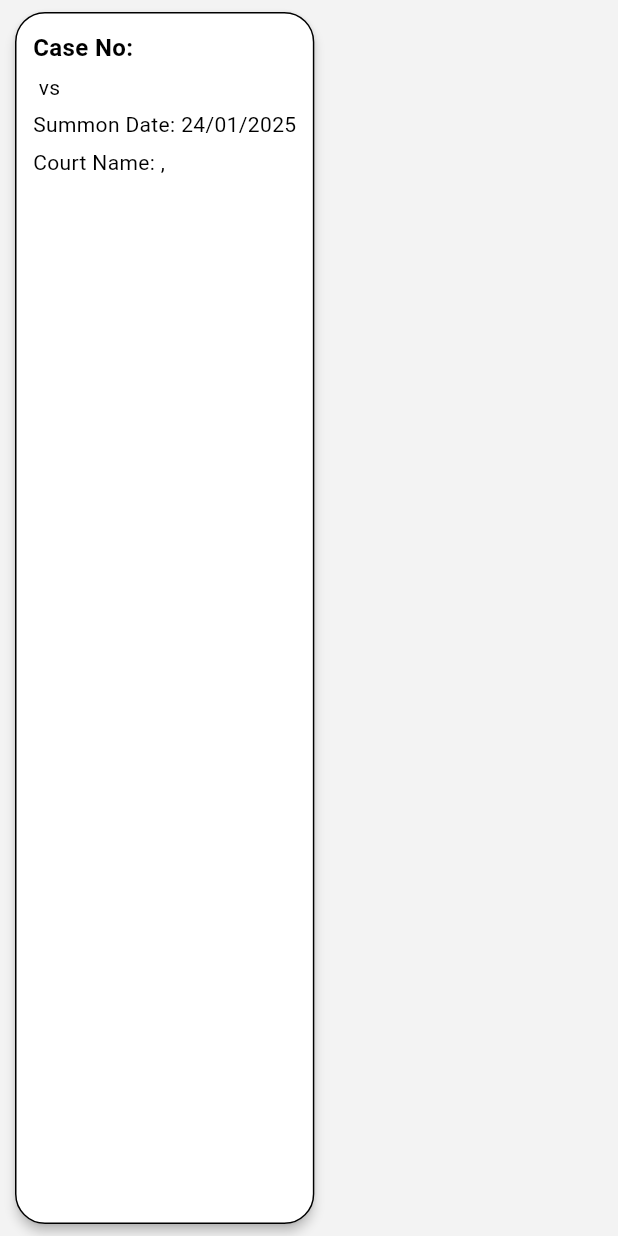
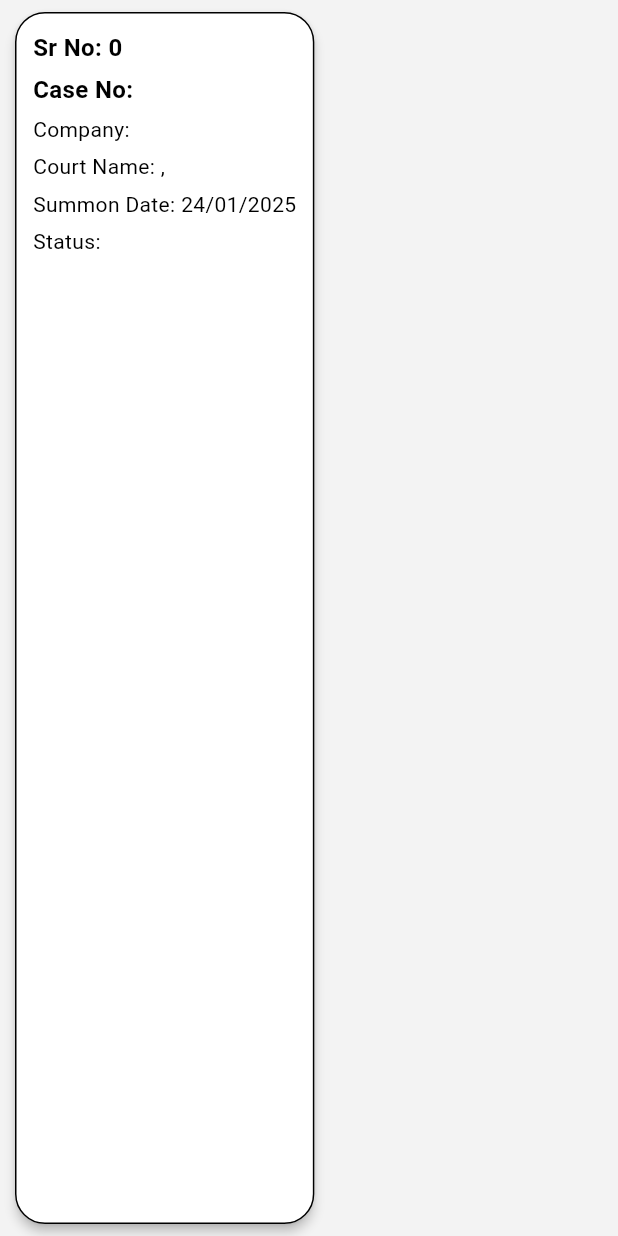
Before and after one commit to jenilbhikadiya/case_sync_intern, a Flutter app: the CaseCard widget shown alone on an empty page, opened directly with empty values, on a phone screen of 412 x 824 dp. Run offline on Flutter 3.47's test engine with Material 3 defaults, Android fonts, the phone set to English and light mode, and no system bars; our stand-ins replace file_picker, flutter_svg, get, shared_preferences; accounts and stored records are empty.

Commit message:
added case card in case history file

```diff
--- a/lib/components/case_card.dart
+++ b/lib/components/case_card.dart
@@ -1,16 +1,17 @@
 import 'package:flutter/material.dart';
 
 import '../models/case_list.dart';
-// import '../screens/cases/caseinfo.dart';
 
 class CaseCard extends StatelessWidget {
   final CaseListData caseItem;
+  final int srNo; // Added Sr No parameter
   final bool isHighlighted;
   final bool isTask;
 
   const CaseCard({
     super.key,
     required this.caseItem,
+    required this.srNo, // Required Sr No parameter
     this.isHighlighted = false,
     this.isTask = false,
   });
@@ -19,31 +20,30 @@ class CaseCard extends StatelessWidget {
   Widget build(BuildContext context) {
     return GestureDetector(
       onTap: () {
-        // Navigator.push(
-        //   context,
-        //   MaterialPageRoute(
-        //     builder: (context) => isTask
-        //         ? TasksPage(
-        //             caseId: caseItem.id,
-        //             caseNumber: '',
-        //           )
-        //         : CaseInfoPage(caseId: caseItem.id),
-        //   ),
-        // );
+        // Navigation logic can be added here if required.
       },
       child: Card(
         margin: const EdgeInsets.symmetric(vertical: 8.0, horizontal: 10.0),
         color: isHighlighted ? Colors.black : Colors.white,
         elevation: 3,
         shape: RoundedRectangleBorder(
-            borderRadius: BorderRadius.circular(20),
-            side: const BorderSide(
-                color: Colors.black, style: BorderStyle.solid)),
+          borderRadius: BorderRadius.circular(20),
+          side: const BorderSide(color: Colors.black, style: BorderStyle.solid),
+        ),
         child: Padding(
           padding: const EdgeInsets.all(12.0),
           child: Column(
             crossAxisAlignment: CrossAxisAlignment.start,
             children: [
+              Text(
+                'Sr No: $srNo',
+                style: TextStyle(
+                  fontWeight: FontWeight.bold,
+                  fontSize: 16,
+                  color: isHighlighted ? Colors.white : Colors.black,
+                ),
+              ),
+              const SizedBox(height: 5),
               Text(
                 'Case No: ${caseItem.caseNo}',
                 style: TextStyle(
@@ -54,7 +54,15 @@ class CaseCard extends StatelessWidget {
               ),
               const SizedBox(height: 5),
               Text(
-                '${caseItem.applicant} vs ${caseItem.opponent}',
+                'Company: ${caseItem.companyName}',
+                style: TextStyle(
+                  fontSize: 14,
+                  color: isHighlighted ? Colors.white : Colors.black,
+                ),
+              ),
+              const SizedBox(height: 5),
+              Text(
+                'Court Name: ${caseItem.courtName}, ${caseItem.cityName}',
                 style: TextStyle(
                   fontSize: 14,
                   color: isHighlighted ? Colors.white : Colors.black,
@@ -72,7 +80,7 @@ class CaseCard extends StatelessWidget {
               ),
               const SizedBox(height: 5),
               Text(
-                'Court Name: ${caseItem.courtName}, ${caseItem.cityName}',
+                'Status: ${caseItem.status}',
                 style: TextStyle(
                   fontSize: 14,
                   color: isHighlighted ? Colors.white : Colors.black,
--- a/lib/models/case_list.dart
+++ b/lib/models/case_list.dart
@@ -7,6 +7,10 @@ class CaseListData {
   final String courtName;
   final DateTime srDate;
   final String cityName;
+  final String companyName;
+  final String caseTypeName;
+  final String status;
+  final String summonDate;
 
   CaseListData({
     required this.id,
@@ -17,18 +21,26 @@ class CaseListData {
     required this.courtName,
     required this.srDate,
     required this.cityName,
+    required this.companyName,
+    required this.caseTypeName,
+    required this.status,
+    required this.summonDate,
   });
 
   factory CaseListData.fromJson(Map<String, dynamic> json) {
     return CaseListData(
-      id: json['id'],
+      id: json['id'] ?? '',
       caseNo: json['case_no'] ?? '',
       handleBy: json['handle_by'] ?? '',
       applicant: json['applicant'] ?? '',
       opponent: json['opp_name'] ?? '',
       courtName: json['court_name'] ?? '',
-      srDate: DateTime.parse(json['sr_date']),
+      srDate: DateTime.now(), // Default to now if no value is provided
       cityName: json['city_name'] ?? '',
+      companyName: json['company_name'] ?? '',
+      caseTypeName: json['case_type_name'] ?? '',
+      status: json['status'] ?? '',
+      summonDate: json['summon_date'] ?? '',
     );
   }
 
```
Also changed, not shown: lib/screens/cases/case_history.dart (+134 -67 lines).
